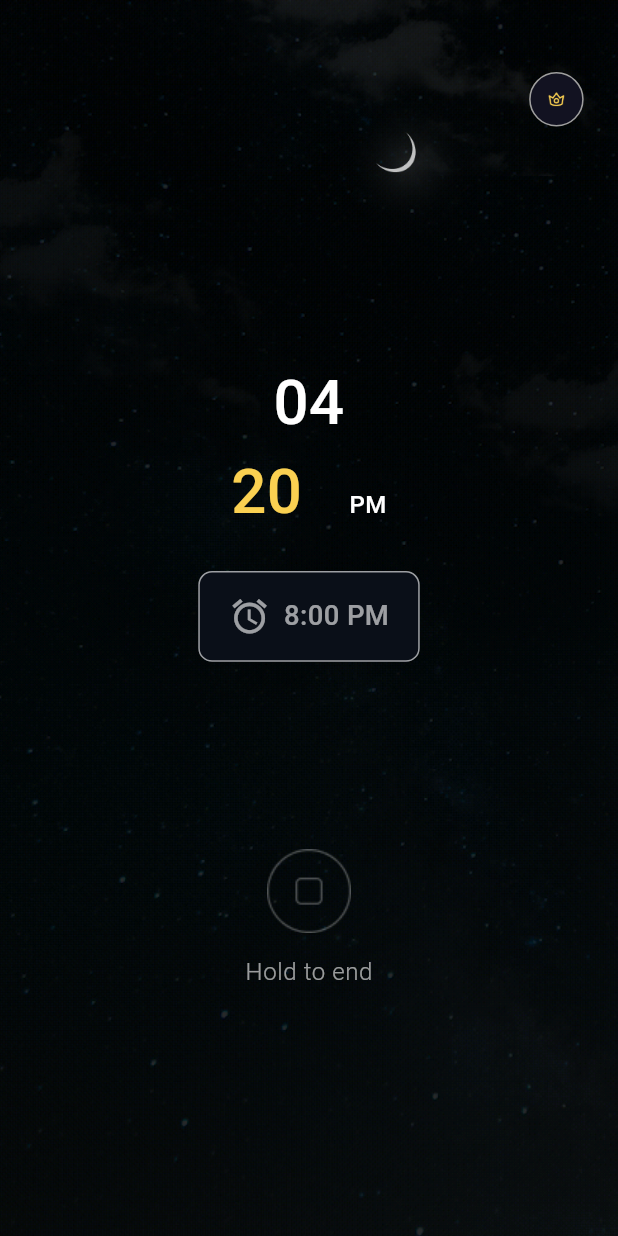
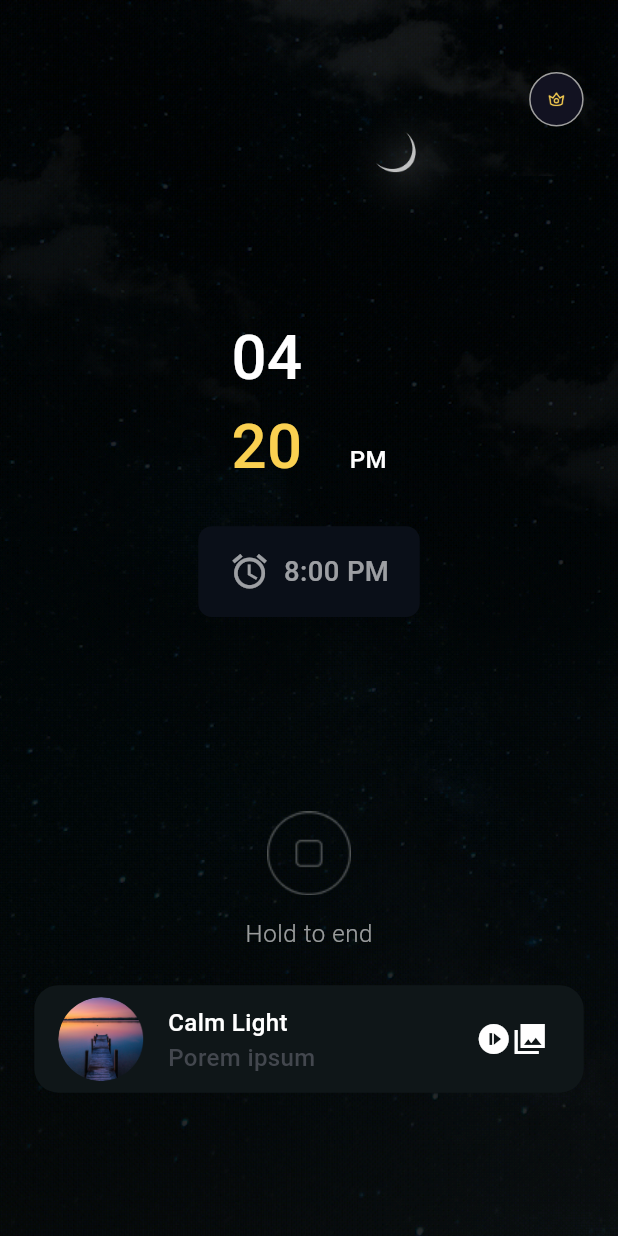
Before and after one commit to backbencherstudio/Sleep-Soundscape, a Flutter app: the SoundScreen screen opened directly, on a phone screen of 412 x 824 dp. Run offline on Flutter 3.47's test engine with Material 3 defaults, Android fonts, the phone set to English and light mode, and no system bars; our stand-ins replace flutter_screenutil, flutter_time_picker_spinner.

Commit message:
update code

```diff
--- a/lib/view/sounds_screen/screen/sound_screen.dart
+++ b/lib/view/sounds_screen/screen/sound_screen.dart
@@ -1,25 +1,32 @@
 import 'package:flutter/material.dart';
 import 'package:flutter_screenutil/flutter_screenutil.dart';
 
-class SoundScreen extends StatelessWidget {
+class SoundScreen extends StatefulWidget {
   const SoundScreen({super.key});
 
   @override
+  State<SoundScreen> createState() => _SoundScreenState();
+}
+
+class _SoundScreenState extends State<SoundScreen> {
+  @override
   Widget build(BuildContext context) {
     return Scaffold(
-      body: Stack(
-        fit: StackFit.expand,
-        children: [
-          /// **Background Image**
-          Image.asset(
-            "assets/images/home_screen_img.png",
+      body: Container(
+        width: double.infinity,
+        height: double.infinity,
+        decoration: BoxDecoration(
+          image: DecorationImage(
+            image: AssetImage("assets/images/home_screen_img.png"),
             fit: BoxFit.cover,
           ),
-
+        ),
+        padding: EdgeInsets.symmetric(horizontal: 20.w, vertical: 40.h),
+        child: Column(
+          children: [
             /// **Save Icon Positioned at Top Right**
-          Positioned(
-            top: 40.h,
-            right: 20.w,
+            Align(
+              alignment: Alignment.topRight,
               child: Container(
                 decoration: BoxDecoration(
                   color: const Color(0xff121221),
@@ -38,17 +45,11 @@ class SoundScreen extends StatelessWidget {
               ),
             ),
 
-          /// **Main Content Centered**
-          Positioned(
-            top: 200.h,
-            left: 0,
-            right: 0,
-            child: Column(
-              mainAxisAlignment: MainAxisAlignment.center,
-              children: [
+            Spacer(),
+
             /// **Time Display**
             RichText(
-                  textAlign: TextAlign.center,
+              textAlign: TextAlign.start,
               text: TextSpan(
                 children: [
                   TextSpan(
@@ -74,7 +75,7 @@ class SoundScreen extends StatelessWidget {
                       fontSize: 14.sp,
                       fontWeight: FontWeight.w500,
                     ),
-                      )
+                  ),
                 ],
               ),
             ),
@@ -84,7 +85,7 @@ class SoundScreen extends StatelessWidget {
             Container(
               decoration: BoxDecoration(
                 border: Border.all(
-                      color: Colors.white.withOpacity(0.6),
+                  color: Colors.transparent,
                   width: 1.0,
                 ),
                 borderRadius: BorderRadius.circular(8.r),
@@ -104,10 +105,15 @@ class SoundScreen extends StatelessWidget {
               ),
             ),
 
-                SizedBox(height: 100.h),
+            Spacer(),
 
             /// **Hold to End Button**
-                Image.asset("assets/icons/hold.png", width: 56.w, height: 56.h),
+            Column(
+              children: [
+                GestureDetector(
+                  onTap: _bottomSheet,
+                  child: Image.asset("assets/icons/hold.png", width: 56.w, height: 56.h),
+                ),
                 SizedBox(height: 8.h),
                 Text(
                   "Hold to end",
@@ -116,12 +122,100 @@ class SoundScreen extends StatelessWidget {
                     fontWeight: FontWeight.w300,
                     fontSize: 14.sp,
                   ),
-                )
+                ),
+                SizedBox(height: 20.h),
+                Container(
+                  width: MediaQuery.of(context).size.width * 0.9,
+                  height: 60.h,
+                  decoration: BoxDecoration(
+                    borderRadius: BorderRadius.circular(14.r),
+                    color: Color(0xff0F1618),
+                  ),
+                  child: ListTile(
+                    leading: ClipOval(
+                      child: Image.asset('assets/images/calm.png'),
+                    ),
+                    subtitle: Text("Porem ipsum"),
+                    title: Text(
+                      "Calm Light",
+                      style: Theme.of(context).textTheme.bodyMedium?.copyWith(
+                          color: Color(0xffFFFFFF),
+                          fontSize: 14.sp,
+                          fontWeight: FontWeight.w500),
+                    ),
+                    trailing: OverflowBar(
+                      children: [
+                        Icon(Icons.not_started, color: Colors.white),
+                        Icon(Icons.collections_sharp, color: Colors.white),
                       ],
+                    ),
+                  ),
+                ),
+              ],
+            ),
+
+            SizedBox(height: 40.h), // Extra spacing at the bottom
+          ],
+        ),
+      ),
+    );
+  }
+
+  /// **Bottom Sheet Function**
+  void _bottomSheet() {
+    showModalBottomSheet(
+      context: context,
+      backgroundColor: Colors.black.withOpacity(0.8),
+      shape: RoundedRectangleBorder(
+        borderRadius: BorderRadius.vertical(top: Radius.circular(20.r)),
+      ),
+      builder: (BuildContext context) {
+        return Container(
+          height: 300.h, // Adjust height
+          decoration: BoxDecoration(
+            color: Colors.black.withOpacity(0.9),
+            borderRadius: BorderRadius.vertical(top: Radius.circular(20.r)),
+          ),
+          padding: EdgeInsets.all(16.w),
+          child: Column(
+            crossAxisAlignment: CrossAxisAlignment.start,
+            children: [
+              Text(
+                "Select Sound",
+                style: TextStyle(
+                  color: Colors.white,
+                  fontSize: 18.sp,
+                  fontWeight: FontWeight.w500,
+                ),
+              ),
+              SizedBox(height: 10.h),
+              Expanded(
+                child: ListView.builder(
+                  itemCount: 6,
+                  itemBuilder: (context, index) {
+                    return ListTile(
+                      leading: Icon(Icons.music_note, color: Colors.white),
+                      title: Text(
+                        "Sound ${index + 1}",
+                        style: TextStyle(color: Colors.white),
+                      ),
+                      subtitle: Text(
+                        "Subtitle ${index + 1}",
+                        style: TextStyle(color: Colors.white70),
+                      ),
+                      trailing: Icon(Icons.play_circle_fill, color: Colors.white),
+                      onTap: () {
+                        Navigator.pop(context);
+                        print("Sound ${index + 1} selected");
+                      },
+                    );
+                  },
                 ),
               ),
             ],
           ),
         );
+      },
+    );
   }
 }
```
Also changed, not shown: lib/view/home_screen/screen/home_screen.dart (+6 -1 lines), assets/images/calm.png (added), lib/view/sounds_screen/screen/sounds_list_screen.dart (added). Lines whose indentation alone changed are shown as unchanged.
